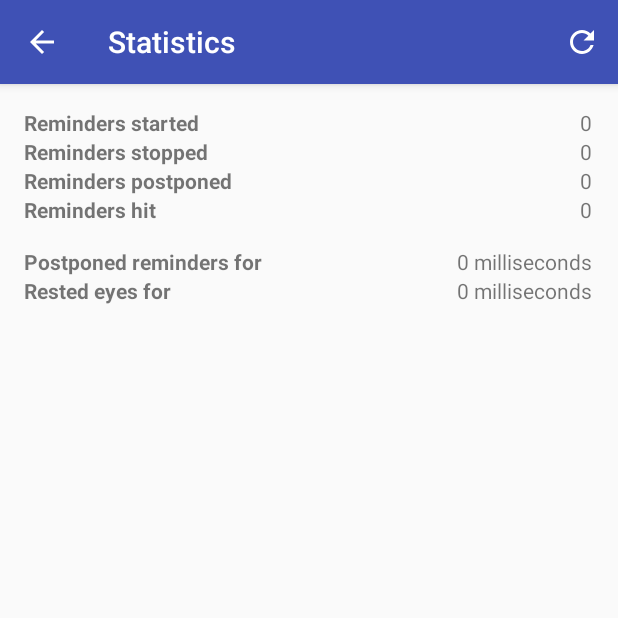
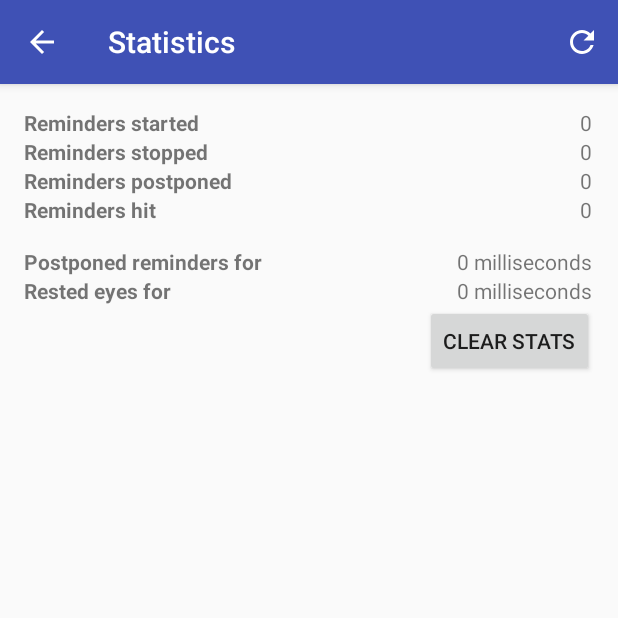
Before and after one commit to Pneumaticat/cubic20, an Android app: the StatsActivity screen opened directly, with no data from a screen before it, on a phone screen of 412 x 824 dp, the top half of it. Run offline under Robolectric (Android 15) with nearby library versions, the phone set to English and light mode, and no system bars.

Commit message:
Add and implement "clear stats" button in Stats

```diff
--- a/app/src/main/res/layout/content_stats.xml
+++ b/app/src/main/res/layout/content_stats.xml
@@ -15,7 +15,8 @@
     <TableLayout
         android:stretchColumns="*"
         android:layout_width="match_parent"
-        android:layout_height="match_parent">
+        android:layout_height="wrap_content"
+        android:id="@+id/tableLayout">
 
         <TableRow
             android:layout_width="match_parent"
@@ -120,4 +121,14 @@
                 android:layout_column="2" />
         </TableRow>
     </TableLayout>
+
+    <Button
+        android:layout_width="wrap_content"
+        android:layout_height="wrap_content"
+        android:text="@string/stats_button_clear_stats"
+        android:id="@+id/button_clear_stats"
+        android:onClick="clearStatsClick"
+        android:layout_below="@+id/tableLayout"
+        android:layout_alignParentRight="true"
+        android:layout_alignParentEnd="true" />
 </RelativeLayout>
--- a/app/src/main/res/values/strings.xml
+++ b/app/src/main/res/values/strings.xml
@@ -102,4 +102,5 @@
     <string name="stats_reminders_hit">Reminders hit</string>
     <string name="stats_time_postponed">Postponed reminders for</string>
     <string name="stats_time_rested">Rested eyes for</string>
+    <string name="stats_button_clear_stats">Clear Stats</string>
 </resources>
```
Also changed, not shown: app/src/main/java/space/potatofrom/cubic20/StatsActivity.java (+21 -1 lines).
